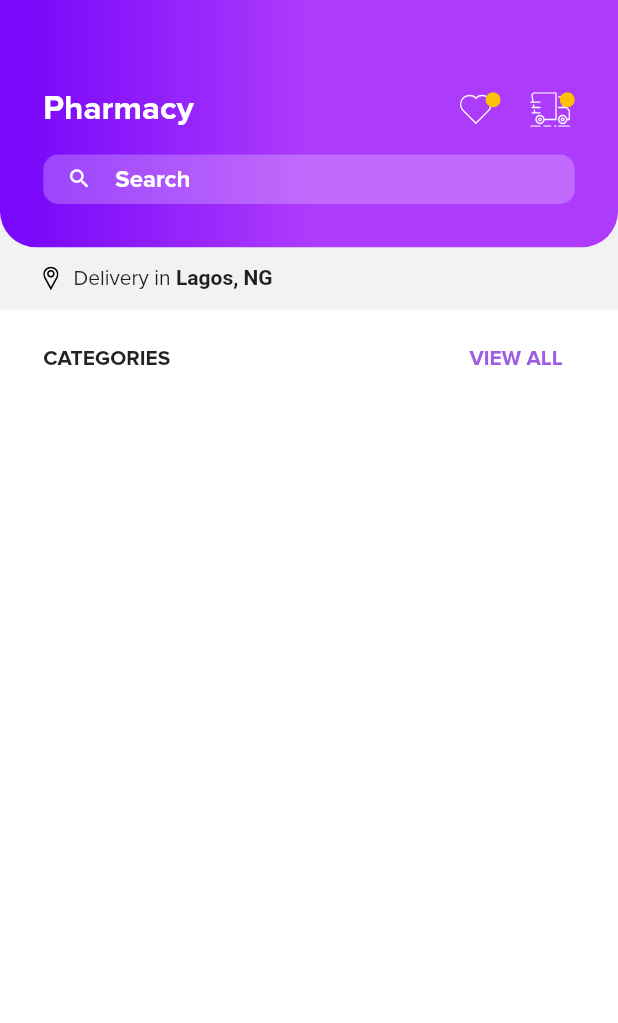
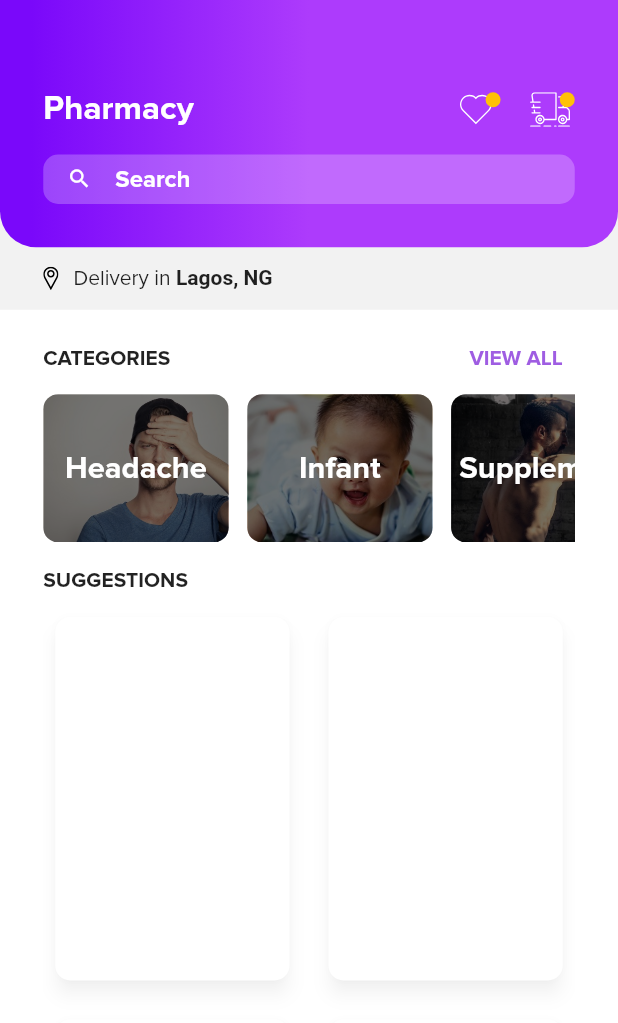
Before and after one commit to onuohasilver/drotest, a Flutter app: the screen it shows after launch, on a phone screen of 412 x 824 dp. Shown: the top 1023 px of the screen. Run offline on Flutter 3.47's test engine with Material 2 defaults, Android fonts, the phone set to English and light mode, and no system bars; our stand-ins replace flutter_svg, google_fonts.

Commit message:
fix shadow edge clips

```diff
--- /dev/null
+++ b/lib/components/categoryCard.dart
@@ -0,0 +1,50 @@
+import 'package:drohealthtest/models/categoryCardModel.dart';
+import 'package:drohealthtest/utilities/sizing.dart';
+import 'package:flutter/material.dart';
+
+class CategoryCard extends StatelessWidget {
+  final CategoryCardModel cardModel;
+  const CategoryCard({Key? key, required this.cardModel}) : super(key: key);
+  @override
+  Widget build(BuildContext context) {
+    SizeReference size = SizeReference(context);
+    return Padding(
+      padding: EdgeInsets.only(right: size.width * .03),
+      child: ClipRRect(
+        borderRadius: BorderRadius.circular(10),
+        child: Container(
+          decoration: BoxDecoration(),
+          height: size.height * .13,
+          width: size.width * .3,
+          child: Stack(
+            children: [
+              Container(
+                  height: size.height * .13,
+                  width: size.width * .3,
+                  child: Image.asset(cardModel.imageUrl, fit: BoxFit.cover)),
+              Container(
+                height: size.height * .13,
+                width: size.width * .3,
+                color: Colors.black54,
+                child: Material(
+                  color: Colors.transparent,
+                  child: InkWell(
+                    child: Center(
+                      child: Text(
+                        cardModel.title,
+                        style: TextStyle(
+                            fontWeight: FontWeight.bold,
+                            fontSize: size.width * .05,
+                            color: Colors.white),
+                      ),
+                    ),
+                  ),
+                ),
+              )
+            ],
+          ),
+        ),
+      ),
+    );
+  }
+}
--- /dev/null
+++ b/lib/components/drugCard.dart
@@ -0,0 +1,27 @@
+import 'package:drohealthtest/utilities/sizing.dart';
+import 'package:flutter/material.dart';
+
+class DrugCard extends StatelessWidget {
+  const DrugCard({
+    Key? key,
+  }) : super(key: key);
+
+  @override
+  Widget build(BuildContext context) {
+    SizeReference size = SizeReference(context);
+    return Padding(
+      padding: const EdgeInsets.all(8.0),
+      child: SizedBox(
+        width: size.width * .2,
+        height: size.height * .5,
+        child: Material(
+          clipBehavior: Clip.none,
+          borderRadius: BorderRadius.circular(10),
+          elevation: 5,
+          shadowColor: Colors.black26,
+          color: Colors.white,
+        ),
+      ),
+    );
+  }
+}
--- /dev/null
+++ b/lib/models/categoryCardModel.dart
@@ -0,0 +1,16 @@
+class CategoryCardModel {
+  final String title;
+  final String imageUrl;
+
+  CategoryCardModel({
+    required this.title,
+    required this.imageUrl,
+  });
+
+  factory CategoryCardModel.fromJson(Map json) {
+    return CategoryCardModel(
+      title: json['title'],
+      imageUrl: json['imageUrl'],
+    );
+  }
+}
--- a/lib/screens/store.dart
+++ b/lib/screens/store.dart
@@ -1,6 +1,10 @@
+import 'package:drohealthtest/components/categoryCard.dart';
+import 'package:drohealthtest/components/drugCard.dart';
 import 'package:drohealthtest/components/input/searchTextField.dart';
 import 'package:drohealthtest/components/mediumIcon.dart';
+import 'package:drohealthtest/models/categoryCardModel.dart';
 import 'package:drohealthtest/utilities/colors.dart';
+import 'package:drohealthtest/utilities/mockdata.dart';
 import 'package:drohealthtest/utilities/sizing.dart';
 import 'package:flutter/material.dart';
 import 'package:flutter_svg/flutter_svg.dart';
@@ -92,6 +96,49 @@ class StoreScreen extends StatelessWidget {
                       ),
                     ],
                   ),
+                  Flexible(
+                    child: SizedBox(
+                      height: size.height * .12,
+                      child: ListView.builder(
+                        scrollDirection: Axis.horizontal,
+                        physics: BouncingScrollPhysics(),
+                        itemCount: 3,
+                        itemBuilder: (BuildContext context, int index) {
+                          return CategoryCard(
+                            cardModel: CategoryCardModel.fromJson(
+                                MockData.categories[index]),
+                          );
+                        },
+                      ),
+                    ),
+                  ),
+                  SizedBox(height: size.height * .02),
+                  Row(
+                      mainAxisAlignment: MainAxisAlignment.spaceBetween,
+                      children: [
+                        Text('SUGGESTIONS',
+                            style: TextStyle(fontWeight: FontWeight.bold))
+                      ]),
+                  SizedBox(height: size.height * .01),
+                  Expanded(
+                    flex: 3,
+                    child: GridView.builder(
+                      padding: EdgeInsets.zero,
+                      physics: BouncingScrollPhysics(),
+                      gridDelegate: SliverGridDelegateWithFixedCrossAxisCount(
+                        crossAxisCount: 2,
+                        mainAxisSpacing: 10,
+                        childAspectRatio:
+                            (size.width * .2) / (size.height * .15),
+                        crossAxisSpacing: 10,
+                      ),
+                      // clipBehavior: Clip.none,
+                      itemCount: 6,
+                      itemBuilder: (BuildContext context, int index) {
+                        return DrugCard();
+                      },
+                    ),
+                  ),
                 ],
               ),
             ),
--- /dev/null
+++ b/lib/utilities/mockdata.dart
@@ -0,0 +1,7 @@
+class MockData {
+  static List<Map> categories = [
+    {"title": "Headache", "imageUrl": "assets/headache.jpg"},
+    {"title": "Infant", "imageUrl": "assets/infant.jpg"},
+    {"title": "Supplement", "imageUrl": "assets/supplement.jpg"},
+  ];
+}
```
